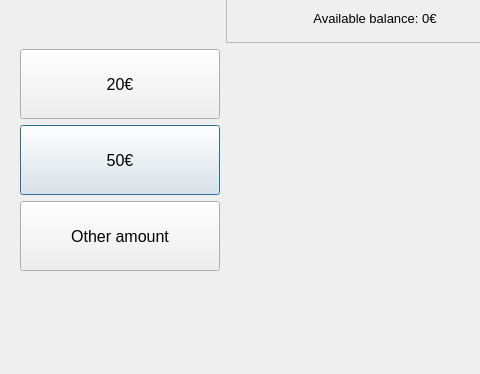
Old version of the form bank-automat/gui/cardwithdrawwindow.ui in the repository 25kmo-project/group_11; both pictures show x 0 to 480 and y 226 to 600 of the 750 by 600 pixel window.
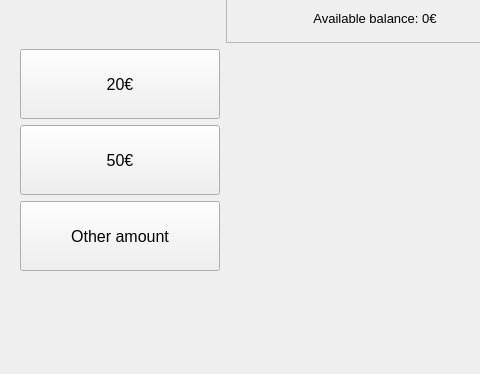
New version of the form.

Commit message: WIP:converted_dialog_to_widgets

Patch:
```diff
--- a/bank-automat/gui/cardwithdrawwindow.ui
+++ b/bank-automat/gui/cardwithdrawwindow.ui
@@ -1,7 +1,7 @@
 <?xml version="1.0" encoding="UTF-8"?>
 <ui version="4.0">
  <class>CardWithdrawWindow</class>
- <widget class="QDialog" name="CardWithdrawWindow">
+ <widget class="QWidget" name="CardWithdrawWindow">
   <property name="geometry">
    <rect>
     <x>0</x>
```
The commit also changes 5 other files.
